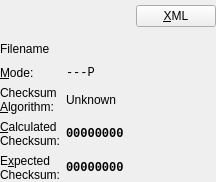
GerbilSoft/mcrecover, file src/mcrecover/widgets/FileView.ui: the form before one commit.
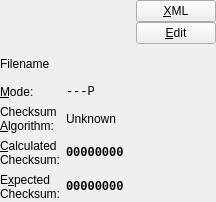
The form after the commit.

```diff
--- a/src/mcrecover/widgets/FileView.ui
+++ b/src/mcrecover/widgets/FileView.ui
@@ -6,8 +6,8 @@
    <rect>
     <x>0</x>
     <y>0</y>
-    <width>150</width>
-    <height>182</height>
+    <width>200</width>
+    <height>202</height>
    </rect>
   </property>
   <layout class="QFormLayout" name="formLayout">
@@ -101,11 +101,25 @@
       </spacer>
      </item>
      <item>
+      <layout class="QVBoxLayout" name="vboxBtns">
+       <property name="spacing">
+        <number>0</number>
+       </property>
+       <item>
       <widget class="QPushButton" name="btnXML">
        <property name="text">
         <string notr="true">&amp;XML</string>
        </property>
       </widget>
+       </item>
+       <item>
+        <widget class="QPushButton" name="btnEdit">
+         <property name="text">
+          <string notr="true">&amp;Edit</string>
+         </property>
+        </widget>
+       </item>
+      </layout>
      </item>
     </layout>
    </item>
```
Lines whose indentation alone changed are shown as unchanged.
